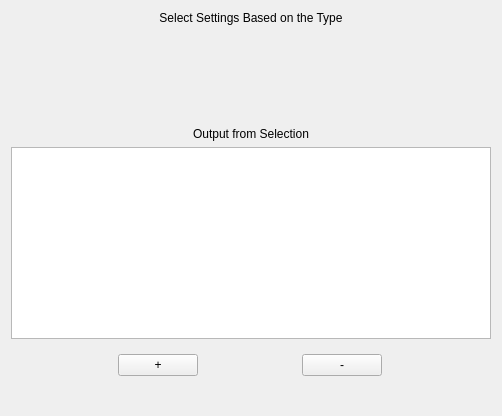
This is howdyCoder/ui/qtUiFiles/createDataSourceSettingsPage.ui in rmallow/howdyCoder as Qt 5 draws it before an edit. The edited form follows.
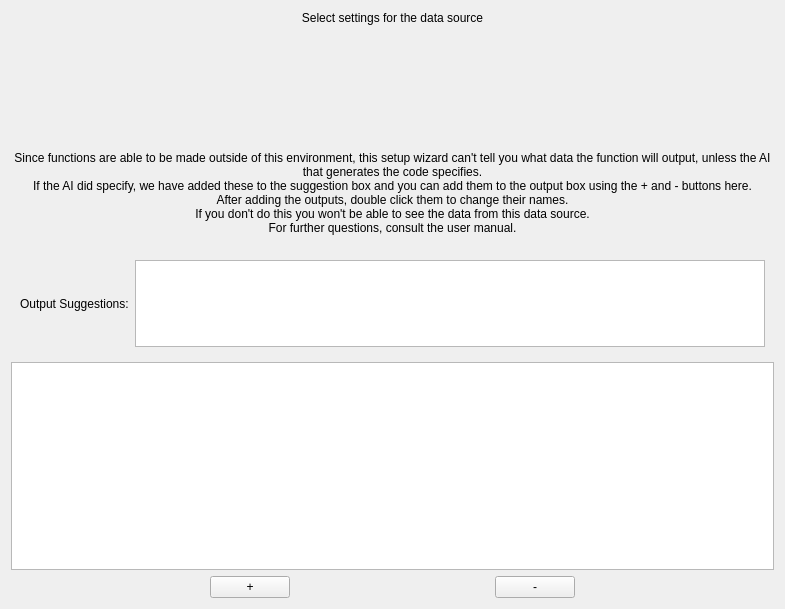
This is the edited form.

Commit message: adding output suggestions to data source settings, standardizing suggestion boxes, and func code page fixes

Patch:
```diff
--- a/howdyCoder/ui/qtUiFiles/createDataSourceSettingsPage.ui
+++ b/howdyCoder/ui/qtUiFiles/createDataSourceSettingsPage.ui
@@ -6,8 +6,8 @@
    <rect>
     <x>0</x>
     <y>0</y>
-    <width>502</width>
-    <height>416</height>
+    <width>785</width>
+    <height>609</height>
    </rect>
   </property>
   <property name="windowTitle">
@@ -17,7 +17,7 @@
    <item>
     <widget class="QLabel" name="label">
      <property name="text">
-      <string>Select Settings Based on the Type</string>
+      <string>Select settings for the data source</string>
      </property>
      <property name="alignment">
       <set>Qt::AlignCenter</set>
@@ -25,20 +25,84 @@
     </widget>
    </item>
    <item>
-    <widget class="QStackedWidget" name="stackedWidget"/>
+    <widget class="QStackedWidget" name="stackedWidget">
+     <property name="sizePolicy">
+      <sizepolicy hsizetype="Preferred" vsizetype="Preferred">
+       <horstretch>0</horstretch>
+       <verstretch>1</verstretch>
+      </sizepolicy>
+     </property>
+    </widget>
    </item>
    <item>
-    <widget class="QLabel" name="label_2">
+    <widget class="QLabel" name="outputHelpText">
+     <property name="sizePolicy">
+      <sizepolicy hsizetype="Preferred" vsizetype="Preferred">
+       <horstretch>0</horstretch>
+       <verstretch>1</verstretch>
+      </sizepolicy>
+     </property>
      <property name="text">
-      <string>Output from Selection</string>
+      <string>Since functions are able to be made outside of this environment, this setup wizard can't tell you what data the function will output, unless the AI that generates the code specifies.
+If the AI did specify, we have added these to the suggestion box and you can add them to the output box using the + and - buttons here.
+After adding the outputs, double click them to change their names.
+If you don't do this you won't be able to see the data from this data source.
+For further questions, consult the user manual.</string>
      </property>
      <property name="alignment">
       <set>Qt::AlignCenter</set>
      </property>
+     <property name="wordWrap">
+      <bool>true</bool>
+     </property>
+    </widget>
+   </item>
+   <item>
+    <widget class="QWidget" name="suggested_output_box" native="true">
+     <property name="sizePolicy">
+      <sizepolicy hsizetype="Preferred" vsizetype="Preferred">
+       <horstretch>0</horstretch>
+       <verstretch>1</verstretch>
+      </sizepolicy>
+     </property>
+     <layout class="QHBoxLayout" name="horizontalLayout">
+      <item>
+       <widget class="QLabel" name="label_2">
+        <property name="text">
+         <string>Output Suggestions:</string>
+        </property>
+       </widget>
+      </item>
+      <item>
+       <widget class="QListWidget" name="suggested_output">
+        <property name="sizePolicy">
+         <sizepolicy hsizetype="Expanding" vsizetype="Expanding">
+          <horstretch>0</horstretch>
+          <verstretch>1</verstretch>
+         </sizepolicy>
+        </property>
+        <property name="editTriggers">
+         <set>QAbstractItemView::NoEditTriggers</set>
+        </property>
+        <property name="selectionMode">
+         <enum>QAbstractItemView::NoSelection</enum>
+        </property>
+        <property name="flow">
+         <enum>QListView::LeftToRight</enum>
+        </property>
+       </widget>
+      </item>
+     </layout>
     </widget>
    </item>
    <item>
     <widget class="QListView" name="outputView">
+     <property name="sizePolicy">
+      <sizepolicy hsizetype="Expanding" vsizetype="Expanding">
+       <horstretch>0</horstretch>
+       <verstretch>2</verstretch>
+      </sizepolicy>
+     </property>
      <property name="font">
       <font>
        <pointsize>30</pointsize>
@@ -49,6 +113,18 @@
    <item>
     <widget class="QWidget" name="widget_8" native="true">
      <layout class="QHBoxLayout" name="horizontalLayout_5">
+      <property name="leftMargin">
+       <number>0</number>
+      </property>
+      <property name="topMargin">
+       <number>0</number>
+      </property>
+      <property name="rightMargin">
+       <number>0</number>
+      </property>
+      <property name="bottomMargin">
+       <number>0</number>
+      </property>
       <item>
        <widget class="QPushButton" name="addOutputButton">
         <property name="sizePolicy">
@@ -78,19 +154,6 @@
      </layout>
     </widget>
    </item>
-   <item>
-    <widget class="QLabel" name="outputHelpText">
-     <property name="text">
-      <string/>
-     </property>
-     <property name="alignment">
-      <set>Qt::AlignCenter</set>
-     </property>
-     <property name="wordWrap">
-      <bool>true</bool>
-     </property>
-    </widget>
-   </item>
   </layout>
  </widget>
  <resources/>
```
The commit also changes 7 other files.
